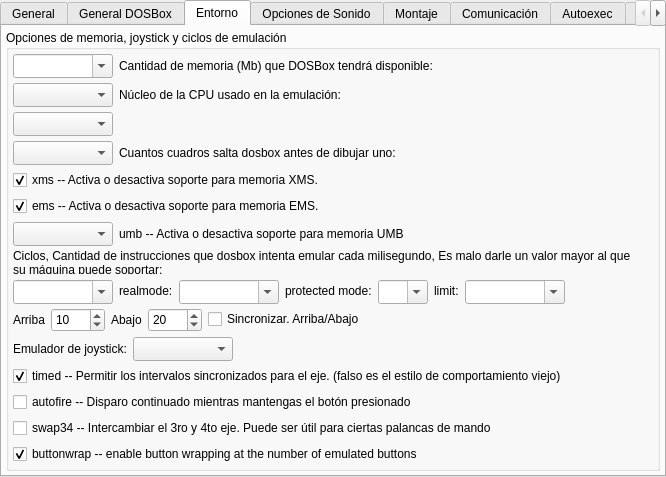
Monthy/gr-lida, file ui/addedit_dosbox.ui: the form before one commit.
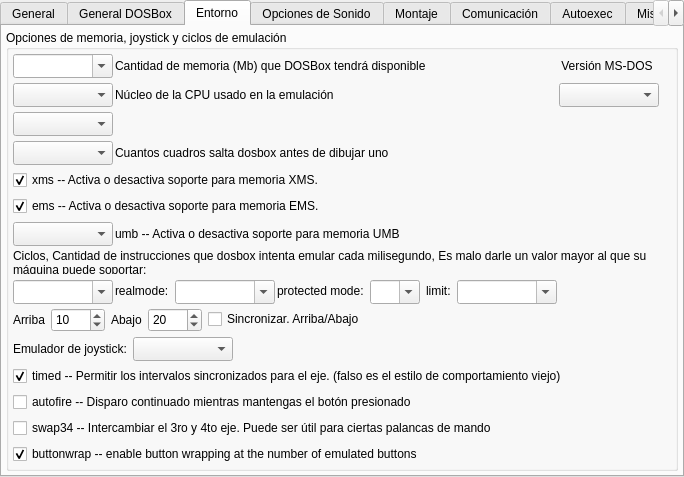
The form after the commit. The open tabs and pages were chosen to show the change. Icons and pictures are not drawn.

Commit message: Añadida la opción dos_version, a la configuración del DOSBox. Para poder especificar la versión de MS-DOS.

What changed in the file:
```diff
--- a/ui/addedit_dosbox.ui
+++ b/ui/addedit_dosbox.ui
@@ -6,7 +6,7 @@
    <rect>
     <x>0</x>
     <y>0</y>
-    <width>666</width>
+    <width>684</width>
     <height>477</height>
    </rect>
   </property>
@@ -633,7 +633,7 @@
         <number>4</number>
        </property>
        <item>
-        <layout class="QGridLayout" name="gridLayout_3">
+        <layout class="QGridLayout" name="gridLayout_3" columnstretch="0,0,0,0,0,0,0,1,0">
          <item row="0" column="0">
           <widget class="QComboBox" name="cbxDbx_dosbox_memsize">
            <property name="minimumSize">
@@ -650,10 +650,10 @@
            </property>
           </widget>
          </item>
-         <item row="0" column="1" colspan="8">
+         <item row="0" column="1" colspan="7">
           <widget class="QLabel" name="lb_Dbx_15">
            <property name="text">
-            <string>Cantidad de memoria (Mb) que DOSBox tendrá disponible:</string>
+            <string>Cantidad de memoria (Mb) que DOSBox tendrá disponible</string>
            </property>
            <property name="wordWrap">
             <bool>true</bool>
@@ -673,10 +673,10 @@
            </property>
           </widget>
          </item>
-         <item row="1" column="1" colspan="8">
+         <item row="1" column="1" colspan="7">
           <widget class="QLabel" name="lb_Dbx_16">
            <property name="text">
-            <string>Núcleo de la CPU usado en la emulación:</string>
+            <string>Núcleo de la CPU usado en la emulación</string>
            </property>
            <property name="wordWrap">
             <bool>true</bool>
@@ -693,7 +693,7 @@
            </property>
           </widget>
          </item>
-         <item row="2" column="1" colspan="8">
+         <item row="2" column="1" colspan="7">
           <widget class="QLabel" name="lb_Dbx_66"/>
          </item>
          <item row="3" column="0">
@@ -709,10 +709,10 @@
            </property>
           </widget>
          </item>
-         <item row="3" column="1" colspan="8">
+         <item row="3" column="1" colspan="7">
           <widget class="QLabel" name="lb_Dbx_17">
            <property name="text">
-            <string>Cuantos cuadros salta dosbox antes de dibujar uno:</string>
+            <string>Cuantos cuadros salta dosbox antes de dibujar uno</string>
            </property>
            <property name="wordWrap">
             <bool>true</bool>
@@ -1018,6 +1018,29 @@
            </property>
           </widget>
          </item>
+         <item row="0" column="8">
+          <widget class="QLabel" name="lb_Dbx_70">
+           <property name="text">
+            <string>Versión MS-DOS</string>
+           </property>
+           <property name="alignment">
+            <set>Qt::AlignCenter</set>
+           </property>
+          </widget>
+         </item>
+         <item row="1" column="8">
+          <widget class="QComboBox" name="cbxDbx_dos_version">
+           <property name="minimumSize">
+            <size>
+             <width>100</width>
+             <height>24</height>
+            </size>
+           </property>
+           <property name="currentIndex">
+            <number>-1</number>
+           </property>
+          </widget>
+         </item>
         </layout>
        </item>
       </layout>
```
The commit also changes 4 other files.
